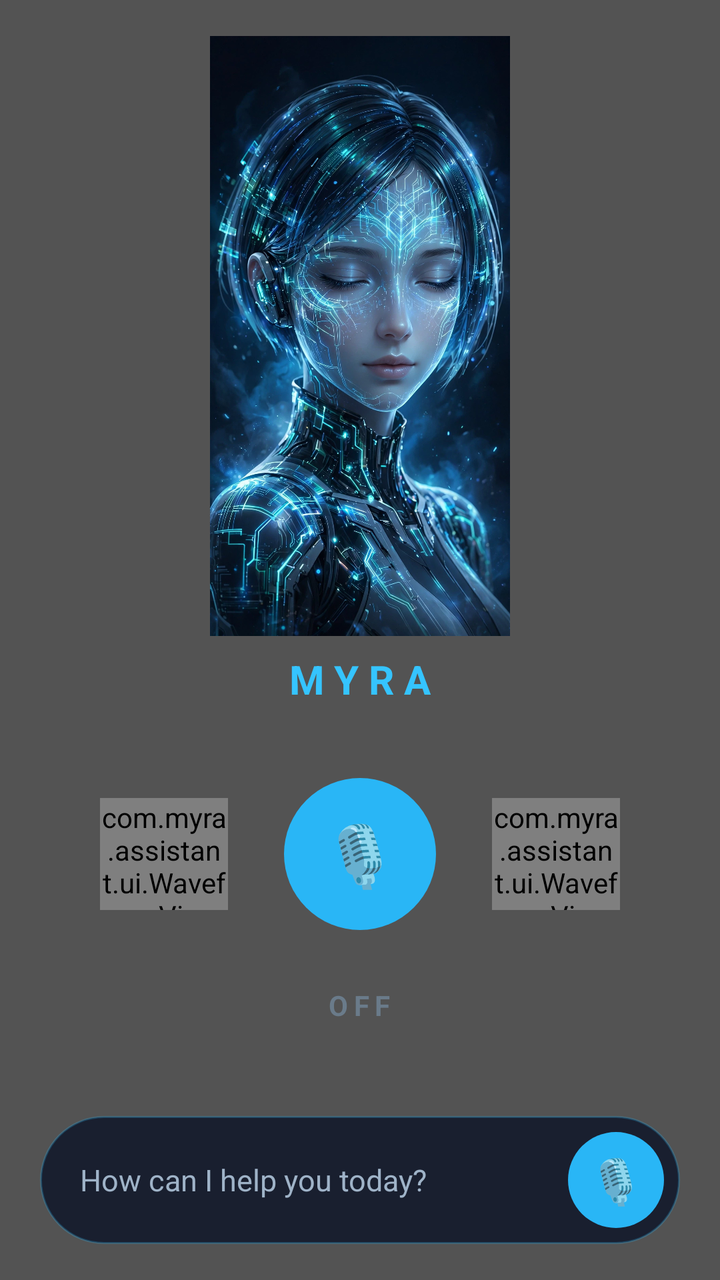
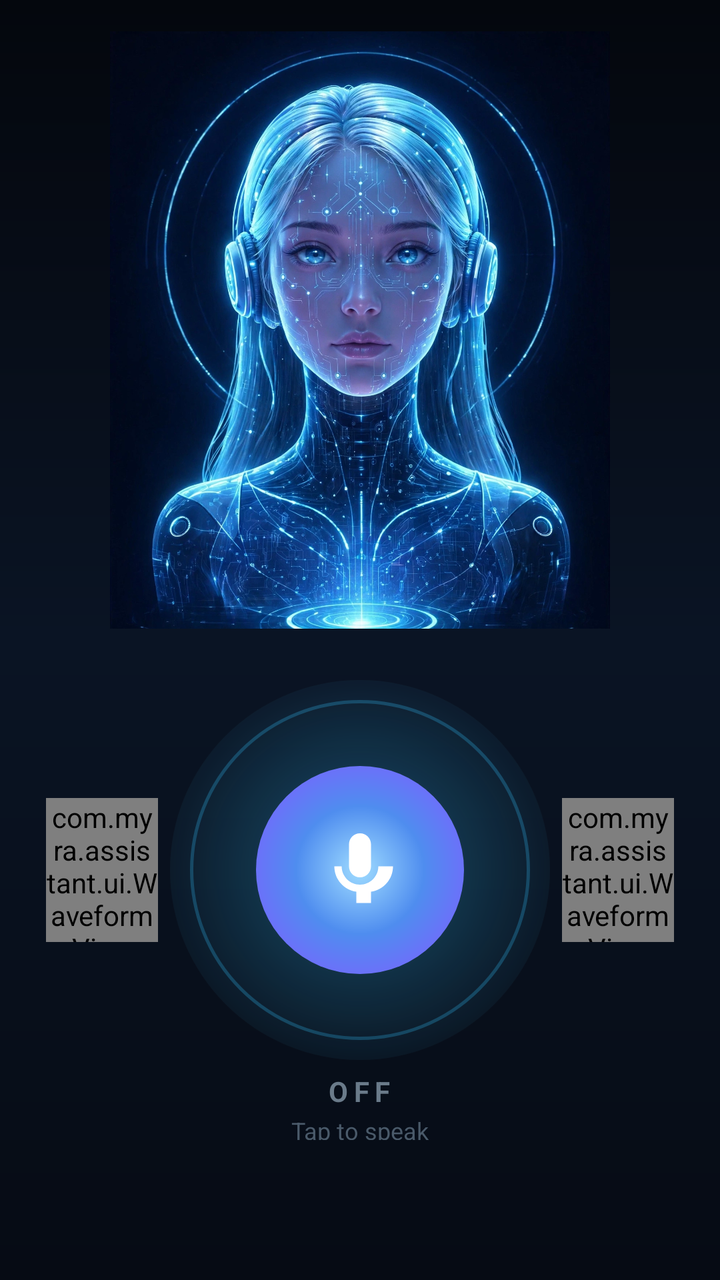

An Android layout rendered at two revisions. The XML below is the earlier revision; the diff shows what the commit changed to produce the second picture.
<!-- AndroidManifest.xml: application theme Theme.MYRA -->
<!-- res/layout/fragment_home.xml -->
<?xml version="1.0" encoding="utf-8"?>
<FrameLayout xmlns:android="http://schemas.android.com/apk/res/android"
    android:layout_width="match_parent"
    android:layout_height="match_parent">

    
    <VideoView
        android:id="@+id/bgVideo"
        android:layout_width="match_parent"
        android:layout_height="match_parent"
        android:layout_gravity="center" />

    
    <View
        android:layout_width="match_parent"
        android:layout_height="match_parent"
        android:background="#59000000" />

    
    <LinearLayout
        android:layout_width="match_parent"
        android:layout_height="match_parent"
        android:gravity="center"
        android:orientation="vertical"
        android:paddingBottom="110dp">

        <ImageView
            android:id="@+id/girlArt"
            android:layout_width="240dp"
            android:layout_height="300dp"
            android:adjustViewBounds="true"
            android:contentDescription="MYRA"
            android:scaleType="fitCenter"
            android:src="@drawable/myra_girl_home" />

        <TextView
            android:layout_width="wrap_content"
            android:layout_height="wrap_content"
            android:layout_marginTop="8dp"
            android:letterSpacing="0.25"
            android:text="MYRA"
            android:textColor="#35C4FF"
            android:textSize="20sp"
            android:textStyle="bold" />

        
        <LinearLayout
            android:layout_width="match_parent"
            android:layout_height="wrap_content"
            android:layout_marginTop="18dp"
            android:gravity="center_vertical|center_horizontal"
            android:orientation="horizontal">

            <com.myra.assistant.ui.WaveformView
                android:id="@+id/barsLeft"
                android:layout_width="64dp"
                android:layout_height="56dp"
                android:layout_marginRight="10dp" />

            <FrameLayout
                android:layout_width="112dp"
                android:layout_height="112dp">

                <ImageView
                    android:id="@+id/micGlowRing"
                    android:layout_width="match_parent"
                    android:layout_height="match_parent"
                    android:contentDescription="@null"
                    android:src="@drawable/bg_mic_glow_ring"
                    android:visibility="invisible" />

                <LinearLayout
                    android:id="@+id/micButton"
                    android:layout_width="76dp"
                    android:layout_height="76dp"
                    android:layout_gravity="center"
                    android:background="@drawable/bg_mic_circle"
                    android:clickable="true"
                    android:focusable="true"
                    android:gravity="center"
                    android:orientation="vertical">

                    <TextView
                        android:layout_width="wrap_content"
                        android:layout_height="wrap_content"
                        android:text="🎙"
                        android:textSize="30sp" />

                </LinearLayout>

            </FrameLayout>

            <com.myra.assistant.ui.WaveformView
                android:id="@+id/barsRight"
                android:layout_width="64dp"
                android:layout_height="56dp"
                android:layout_marginLeft="10dp" />

        </LinearLayout>

        <TextView
            android:id="@+id/micStateText"
            android:layout_width="wrap_content"
            android:layout_height="wrap_content"
            android:layout_marginTop="10dp"
            android:letterSpacing="0.2"
            android:text="OFF"
            android:textColor="#6A7B8A"
            android:textSize="14sp"
            android:textStyle="bold" />

    </LinearLayout>

    
    <LinearLayout
        android:layout_width="match_parent"
        android:layout_height="wrap_content"
        android:layout_gravity="bottom"
        android:paddingLeft="20dp"
        android:paddingRight="20dp"
        android:paddingBottom="18dp">

        <LinearLayout
            android:id="@+id/inputBar"
            android:layout_width="match_parent"
            android:layout_height="wrap_content"
            android:background="@drawable/bg_home_input"
            android:clickable="true"
            android:focusable="true"
            android:gravity="center_vertical"
            android:orientation="horizontal"
            android:padding="8dp">

            <TextView
                android:layout_width="0dp"
                android:layout_height="wrap_content"
                android:layout_weight="1"
                android:paddingLeft="12dp"
                android:text="How can I help you today?"
                android:textColor="#9FB3C8"
                android:textSize="15sp" />

            <TextView
                android:id="@+id/inputMic"
                android:layout_width="48dp"
                android:layout_height="48dp"
                android:background="@drawable/bg_mic_circle"
                android:clickable="true"
                android:focusable="true"
                android:gravity="center"
                android:text="🎙"
                android:textSize="22sp" />

        </LinearLayout>

    </LinearLayout>

</FrameLayout>
<!-- resources referenced by this layout -->
<resources>
  <!-- drawable bg_home_input (drawable) -->
  <?xml version="1.0" encoding="utf-8"?>
  <shape xmlns:android="http://schemas.android.com/apk/res/android" android:shape="rectangle">
      <corners android:radius="32dp" />
      <solid android:color="#CC0B1226" />
      <stroke android:width="1dp" android:color="#4029B6F6" />
  </shape>
  <!-- drawable bg_mic_circle (drawable) -->
  <?xml version="1.0" encoding="utf-8"?>
  <shape xmlns:android="http://schemas.android.com/apk/res/android" android:shape="oval">
      <solid android:color="#29B6F6" />
  </shape>
  <!-- drawable bg_mic_glow_ring (drawable) -->
  <?xml version="1.0" encoding="utf-8"?>
  <shape xmlns:android="http://schemas.android.com/apk/res/android"
      android:shape="ring"
      android:innerRadiusRatio="2.4"
      android:thicknessRatio="16"
      android:useLevel="false">
      <gradient
          android:type="sweep"
          android:startColor="#35C4FF"
          android:centerColor="#9B5CF6"
          android:endColor="#35C4FF" />
  </shape>
  <!-- drawable myra_girl_home: webp bitmap (drawable, 413466 bytes) -->
  <style name="Theme.MYRA" parent="Theme.AppCompat.NoActionBar">
          <item name="colorPrimary">#7C4DFF</item>
          <item name="colorPrimaryDark">#050518</item>
          <item name="colorAccent">#03DAC5</item>
          <item name="android:statusBarColor">#050518</item>
          <item name="android:windowLightStatusBar">false</item>
          <item name="android:navigationBarColor">#0D0D2B</item>
          <item name="android:windowBackground">#050518</item>
      </style>
</resources>

<!-- the commit's change to res/layout/fragment_home.xml (unified diff, before → after) -->
@@ -1,90 +1,86 @@
 <?xml version="1.0" encoding="utf-8"?>
 <FrameLayout xmlns:android="http://schemas.android.com/apk/res/android"
     android:layout_width="match_parent"
-    android:layout_height="match_parent">
+    android:layout_height="match_parent"
+    android:background="@drawable/bg_home_dark">
 
-    
-    <VideoView
-        android:id="@+id/bgVideo"
-        android:layout_width="match_parent"
-        android:layout_height="match_parent"
-        android:layout_gravity="center" />
-
-    
-    <View
-        android:layout_width="match_parent"
-        android:layout_height="match_parent"
-        android:background="#59000000" />
-
-    
     <LinearLayout
         android:layout_width="match_parent"
         android:layout_height="match_parent"
         android:gravity="center"
         android:orientation="vertical"
-        android:paddingBottom="110dp">
+        android:paddingBottom="70dp">
 
+        
         <ImageView
             android:id="@+id/girlArt"
-            android:layout_width="240dp"
-            android:layout_height="300dp"
+            android:layout_width="250dp"
+            android:layout_height="330dp"
             android:adjustViewBounds="true"
             android:contentDescription="MYRA"
             android:scaleType="fitCenter"
             android:src="@drawable/myra_girl_home" />
 
-        <TextView
-            android:layout_width="wrap_content"
-            android:layout_height="wrap_content"
-            android:layout_marginTop="8dp"
-            android:letterSpacing="0.25"
-            android:text="MYRA"
-            android:textColor="#35C4FF"
-            android:textSize="20sp"
-            android:textStyle="bold" />
-
         
         <LinearLayout
             android:layout_width="match_parent"
             android:layout_height="wrap_content"
-            android:layout_marginTop="18dp"
+            android:layout_marginTop="10dp"
             android:gravity="center_vertical|center_horizontal"
             android:orientation="horizontal">
 
             <com.myra.assistant.ui.WaveformView
                 android:id="@+id/barsLeft"
-                android:layout_width="64dp"
-                android:layout_height="56dp"
-                android:layout_marginRight="10dp" />
+                android:layout_width="56dp"
+                android:layout_height="72dp"
+                android:layout_marginRight="6dp" />
 
             <FrameLayout
-                android:layout_width="112dp"
-                android:layout_height="112dp">
+                android:layout_width="190dp"
+                android:layout_height="190dp">
 
+                
+                <ImageView
+                    android:layout_width="match_parent"
+                    android:layout_height="match_parent"
+                    android:contentDescription="@null"
+                    android:src="@drawable/bg_mic_halo" />
+
+                
+                <ImageView
+                    android:layout_width="170dp"
+                    android:layout_height="170dp"
+                    android:layout_gravity="center"
+                    android:contentDescription="@null"
+                    android:src="@drawable/bg_mic_ring_thin" />
+
+                
                 <ImageView
                     android:id="@+id/micGlowRing"
-                    android:layout_width="match_parent"
-                    android:layout_height="match_parent"
+                    android:layout_width="150dp"
+                    android:layout_height="150dp"
+                    android:layout_gravity="center"
                     android:contentDescription="@null"
                     android:src="@drawable/bg_mic_glow_ring"
                     android:visibility="invisible" />
 
+                
                 <LinearLayout
                     android:id="@+id/micButton"
-                    android:layout_width="76dp"
-                    android:layout_height="76dp"
+                    android:layout_width="104dp"
+                    android:layout_height="104dp"
                     android:layout_gravity="center"
-                    android:background="@drawable/bg_mic_circle"
+                    android:background="@drawable/bg_mic_orb"
                     android:clickable="true"
                     android:focusable="true"
                     android:gravity="center"
                     android:orientation="vertical">
 
-                    <TextView
-                        android:layout_width="wrap_content"
-                        android:layout_height="wrap_content"
-                        android:text="🎙"
-                        android:textSize="30sp" />
+                    <ImageView
+                        android:layout_width="44dp"
+                        android:layout_height="44dp"
+                        android:contentDescription="@null"
+                        android:src="@drawable/ic_mic_white" />
 
                 </LinearLayout>
 
@@ -92,66 +88,31 @@
 
             <com.myra.assistant.ui.WaveformView
                 android:id="@+id/barsRight"
-                android:layout_width="64dp"
-                android:layout_height="56dp"
-                android:layout_marginLeft="10dp" />
+                android:layout_width="56dp"
+                android:layout_height="72dp"
+                android:layout_marginLeft="6dp" />
 
         </LinearLayout>
 
+        
         <TextView
             android:id="@+id/micStateText"
             android:layout_width="wrap_content"
             android:layout_height="wrap_content"
-            android:layout_marginTop="10dp"
+            android:layout_marginTop="6dp"
             android:letterSpacing="0.2"
             android:text="OFF"
             android:textColor="#6A7B8A"
             android:textSize="14sp"
             android:textStyle="bold" />
 
-    </LinearLayout>
-
-    
-    <LinearLayout
-        android:layout_width="match_parent"
-        android:layout_height="wrap_content"
-        android:layout_gravity="bottom"
-        android:paddingLeft="20dp"
-        android:paddingRight="20dp"
-        android:paddingBottom="18dp">
-
-        <LinearLayout
-            android:id="@+id/inputBar"
-            android:layout_width="match_parent"
+        <TextView
+            android:layout_width="wrap_content"
             android:layout_height="wrap_content"
-            android:background="@drawable/bg_home_input"
-            android:clickable="true"
-            android:focusable="true"
-            android:gravity="center_vertical"
-            android:orientation="horizontal"
-            android:padding="8dp">
-
-            <TextView
-                android:layout_width="0dp"
-                android:layout_height="wrap_content"
-                android:layout_weight="1"
-                android:paddingLeft="12dp"
-                android:text="How can I help you today?"
-                android:textColor="#9FB3C8"
-                android:textSize="15sp" />
-
-            <TextView
-                android:id="@+id/inputMic"
-                android:layout_width="48dp"
-                android:layout_height="48dp"
-                android:background="@drawable/bg_mic_circle"
-                android:clickable="true"
-                android:focusable="true"
-                android:gravity="center"
-                android:text="🎙"
-                android:textSize="22sp" />
-
-        </LinearLayout>
+            android:layout_marginTop="2dp"
+            android:text="Tap to speak"
+            android:textColor="#4A5A6A"
+            android:textSize="12sp" />
 
     </LinearLayout>
 
<!-- resource entries referenced after the edit -->
@@ -1,16 +1,14 @@
 <!-- resources referenced by this layout -->
 <resources>
-  <!-- drawable bg_home_input (drawable) -->
+  <!-- drawable bg_home_dark (drawable) -->
   <?xml version="1.0" encoding="utf-8"?>
-  <shape xmlns:android="http://schemas.android.com/apk/res/android" android:shape="rectangle">
-      <corners android:radius="32dp" />
-      <solid android:color="#CC0B1226" />
-      <stroke android:width="1dp" android:color="#4029B6F6" />
-  </shape>
-  <!-- drawable bg_mic_circle (drawable) -->
-  <?xml version="1.0" encoding="utf-8"?>
-  <shape xmlns:android="http://schemas.android.com/apk/res/android" android:shape="oval">
-      <solid android:color="#29B6F6" />
+  <shape xmlns:android="http://schemas.android.com/apk/res/android"
+      android:shape="rectangle">
+      <gradient
+          android:angle="270"
+          android:startColor="#04070D"
+          android:centerColor="#0A1424"
+          android:endColor="#060B14" />
   </shape>
   <!-- drawable bg_mic_glow_ring (drawable) -->
   <?xml version="1.0" encoding="utf-8"?>
@@ -25,7 +23,47 @@
           android:centerColor="#9B5CF6"
           android:endColor="#35C4FF" />
   </shape>
-  <!-- drawable myra_girl_home: webp bitmap (drawable, 413466 bytes) -->
+  <!-- drawable bg_mic_halo (drawable) -->
+  <?xml version="1.0" encoding="utf-8"?>
+  <shape xmlns:android="http://schemas.android.com/apk/res/android"
+      android:shape="oval">
+      <gradient
+          android:type="radial"
+          android:gradientRadius="110dp"
+          android:startColor="#5935C4FF"
+          android:endColor="#0035C4FF" />
+  </shape>
+  <!-- drawable bg_mic_orb (drawable) -->
+  <?xml version="1.0" encoding="utf-8"?>
+  <shape xmlns:android="http://schemas.android.com/apk/res/android"
+      android:shape="oval">
+      <gradient
+          android:type="radial"
+          android:gradientRadius="64dp"
+          android:startColor="#9FDCFF"
+          android:centerColor="#4F8DEF"
+          android:endColor="#7B61FF" />
+  </shape>
+  <!-- drawable bg_mic_ring_thin (drawable) -->
+  <?xml version="1.0" encoding="utf-8"?>
+  <shape xmlns:android="http://schemas.android.com/apk/res/android"
+      android:shape="oval">
+      <stroke
+          android:width="1.5dp"
+          android:color="#4035C4FF" />
+  </shape>
+  <!-- drawable ic_mic_white (drawable) -->
+  <?xml version="1.0" encoding="utf-8"?>
+  <vector xmlns:android="http://schemas.android.com/apk/res/android"
+      android:width="40dp"
+      android:height="40dp"
+      android:viewportWidth="24"
+      android:viewportHeight="24">
+      <path
+          android:fillColor="#FFFFFF"
+          android:pathData="M12,14c1.66,0 3,-1.34 3,-3L15,5c0,-1.66 -1.34,-3 -3,-3S9,3.34 9,5v6C9,12.66 10.34,14 12,14zM17,11c0,2.76 -2.24,5 -5,5s-5,-2.24 -5,-5L5,11c0,3.53 2.61,6.43 6,6.92L11,21h4v-3.08c3.39,-0.49 6,-3.39 6,-6.92L17,11z" />
+  </vector>
+  <!-- drawable myra_girl_home: webp bitmap (drawable, 384902 bytes) -->
   <style name="Theme.MYRA" parent="Theme.AppCompat.NoActionBar">
           <item name="colorPrimary">#7C4DFF</item>
           <item name="colorPrimaryDark">#050518</item>
